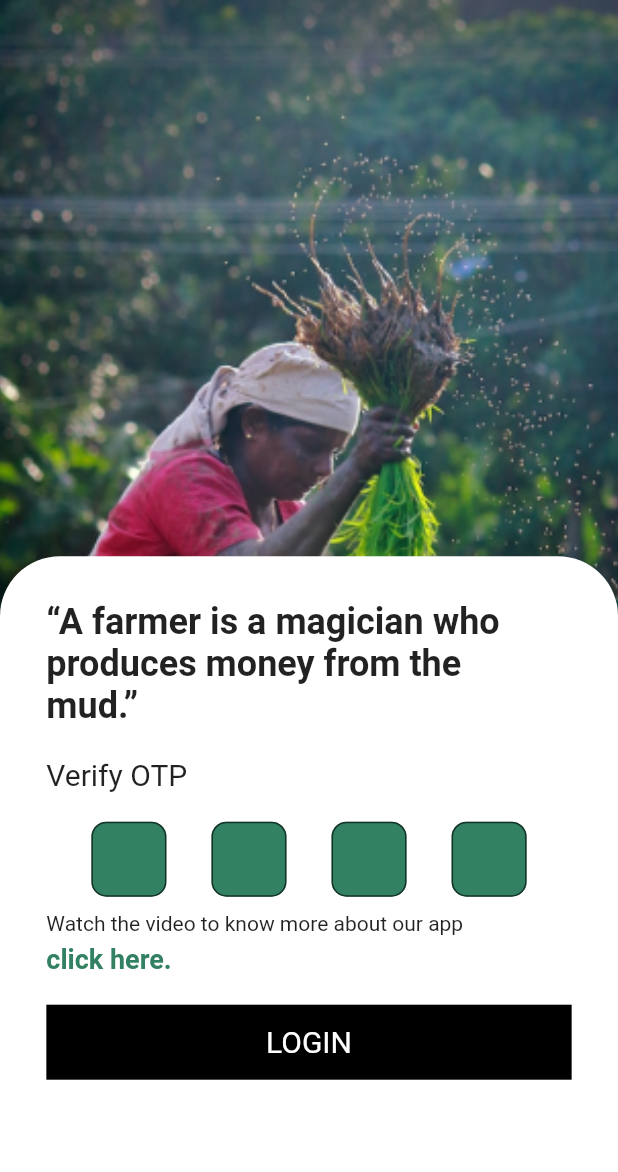
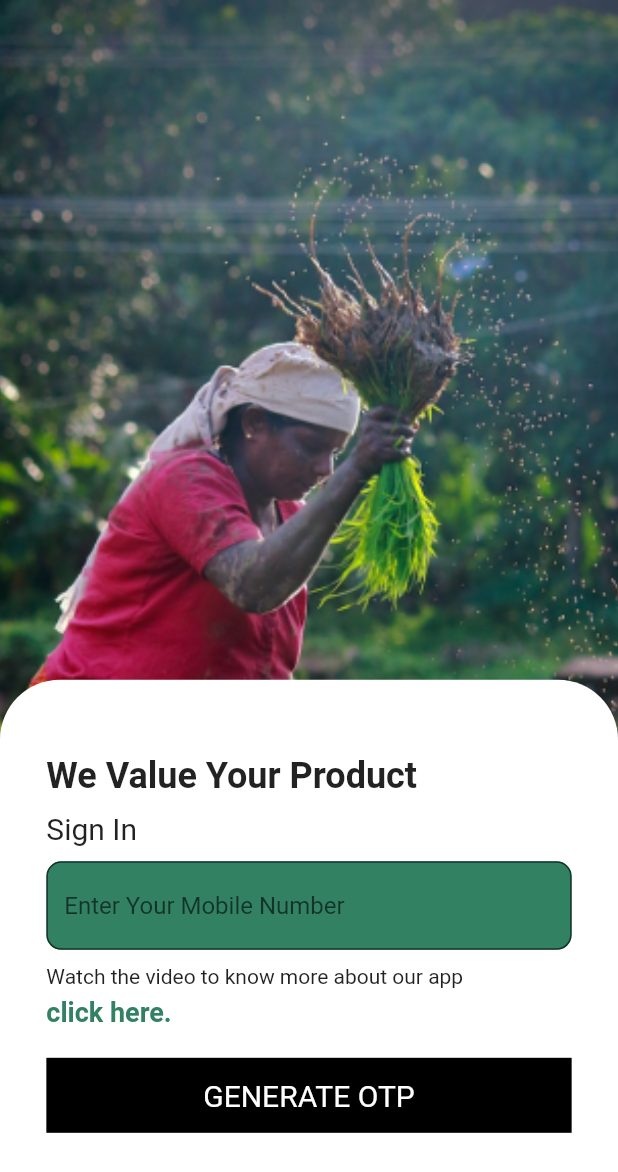
Before and after one commit to milankumawat1/mitan, a Flutter app: the screen it shows after launch, on a phone screen of 412 x 824 dp. Shown: the top 1172 px of the screen. Run offline on Flutter 3.47's test engine with Material 2 defaults, Android fonts, the phone set to English and light mode, and no system bars.

Commit message:
added button sign in page

```diff
--- a/lib/main.dart
+++ b/lib/main.dart
@@ -1,7 +1,6 @@
 import 'package:flutter/material.dart';
 import 'package:mitan/sign_in.dart';
 import 'home.dart';
-import 'otp.dart';
 
 void main() {
   runApp(const MyApp());
@@ -17,7 +16,7 @@ class MyApp extends StatelessWidget {
         brightness: Brightness.light,
         primarySwatch: Colors.blue,
       ),
-      home: otp(),
+      home: SignIn(),
     );
   }
 }
--- a/lib/sign_in.dart
+++ b/lib/sign_in.dart
@@ -70,6 +70,21 @@ class SignIn extends StatelessWidget {
                               fontSize: 18,
                               fontWeight: FontWeight.bold),
                         ),
+                        SizedBox(
+                          height: 20,
+                        ),
+                        Container(
+                          child: Center(
+                            child: Text(
+                              'GENERATE OTP',
+                              style:
+                                  TextStyle(color: Colors.white, fontSize: 20),
+                              textAlign: TextAlign.center,
+                            ),
+                          ),
+                          decoration: BoxDecoration(color: Colors.black),
+                          height: 50,
+                        )
                       ]),
                     )
                   ],
```
